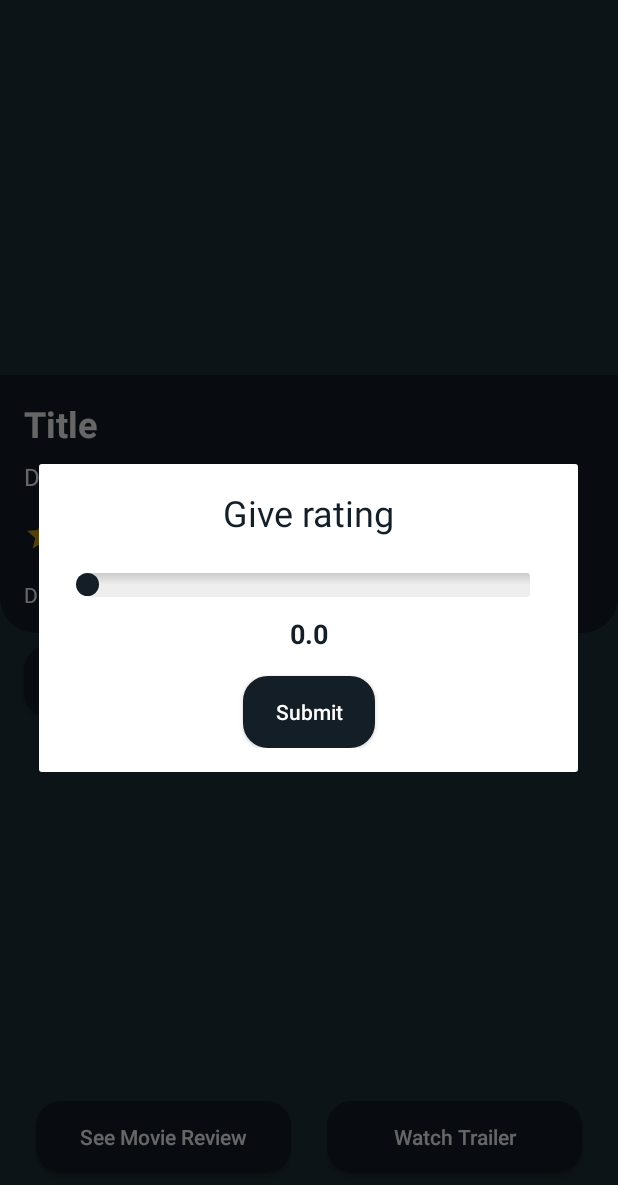
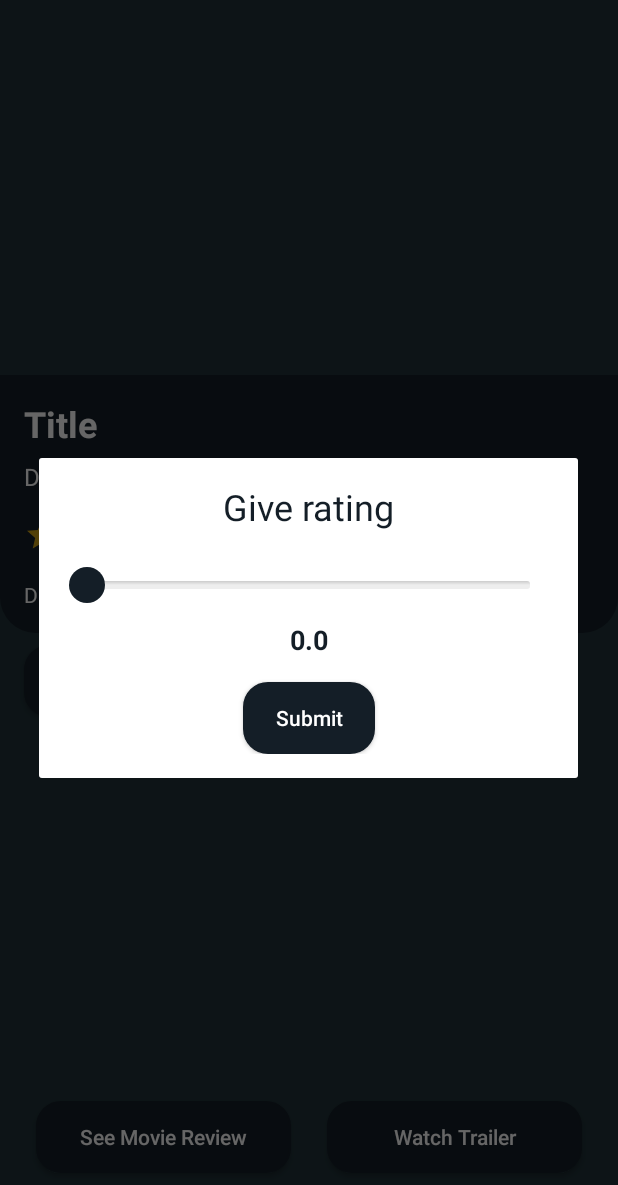
Before and after one commit to sandisundawa/quickmath, an Android app: the DetailMovieActivity screen opened directly, with no data from a screen before it, after a tap on "Give rating", on a phone screen of 412 x 824 dp. Shown: the top 1185 px of the screen. Run offline under Robolectric (Android 15) with nearby library versions, the phone set to English and light mode, and no system bars; our stand-ins replace RxJava; libraries missing offline, so code that uses them is left out: cn.pedant; pictures from the network do not load; 1 statement that could not run was skipped.

Commit message:
resize slider

```diff
--- a/app/src/main/res/drawable/custom_thumb.xml
+++ b/app/src/main/res/drawable/custom_thumb.xml
@@ -4,8 +4,8 @@
         <shape android:shape="oval">
             <solid android:color="@color/base_color1"/>
             <size
-                android:width="15dp"
-                android:height="15dp"/>
+                android:width="24dp"
+                android:height="24dp"/>
         </shape>
     </item>
 </layer-list>
--- a/app/src/main/res/layout/rating_dialog.xml
+++ b/app/src/main/res/layout/rating_dialog.xml
@@ -22,9 +22,11 @@
         android:layout_width="match_parent"
         android:layout_height="wrap_content"
         android:max="100"
+        android:maxHeight="5dp"
+        android:minHeight="5dp"
         android:splitTrack="false"
+        android:thumb="@drawable/custom_thumb"
         android:progressDrawable="@drawable/custom_seekbar"
-        android:thumb="@drawable/custom_thumb"
         app:layout_constraintTop_toBottomOf="@+id/title_rating"
         android:layout_marginTop="24dp"/>
 
```
